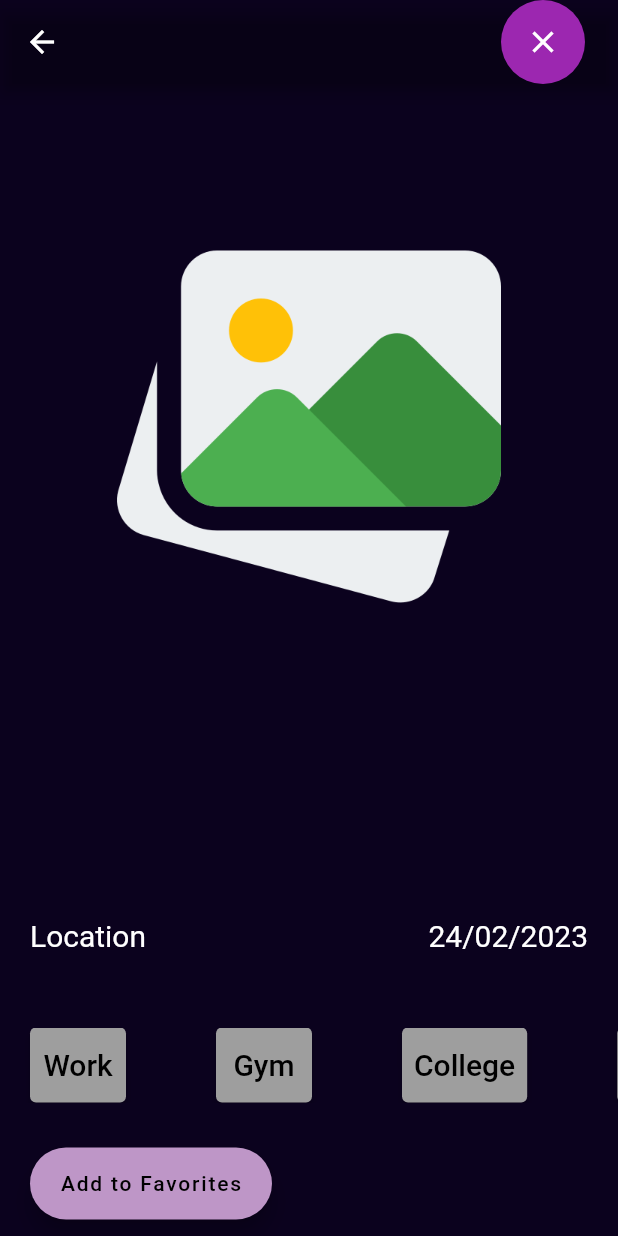
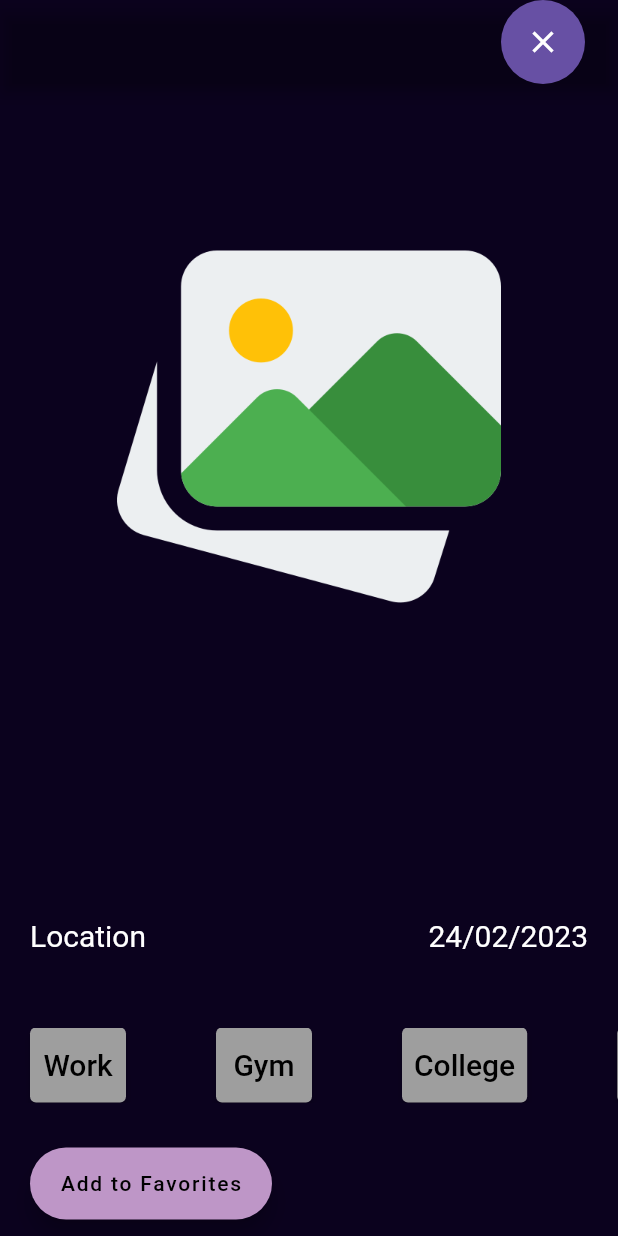
Before and after one commit to ntua-el19160/be_fashionable_app, a Flutter app: the DayDetails screen opened directly with empty values, on a phone screen of 412 x 824 dp. Run offline on Flutter 3.47's test engine with Material 2 defaults, Android fonts, the phone set to English and light mode, and no system bars; our stand-ins replace camera, geolocator; missing offline and left inert: paged_vertical_calendar.

Commit message:
Changed colors, removed buttons and fixed _goToPhoto

```diff
--- a/lib/daydetails.dart
+++ b/lib/daydetails.dart
@@ -1,9 +1,9 @@
 //import 'dart:html';
 
 import 'package:flutter/material.dart';
-import 'package:paged_vertical_calendar/paged_vertical_calendar.dart';
-import 'main.dart';
-import 'photo.dart';
+// import 'package:paged_vertical_calendar/paged_vertical_calendar.dart';
+// import 'main.dart';
+// import 'photo.dart';
 import 'package:intl/intl.dart';
 import 'calendar.dart';
 
@@ -40,7 +40,7 @@ class _DayDetailsState extends State<DayDetails> {
                   padding: const EdgeInsets.fromLTRB(0, 10.0, 20.0, 0),
                   child: CircleAvatar(
                     radius: 30.0,
-                    backgroundColor: Colors.purple,
+                    backgroundColor: const Color.fromARGB(0xFF, 0x67, 0x50, 0xA4),
                     child: IconButton(
                         onPressed: () {_removeOverlay();},
                         icon: const Icon(Icons.close),
@@ -143,20 +143,25 @@ class _DayDetailsState extends State<DayDetails> {
 
     return Scaffold(
       backgroundColor: color,
-      appBar: AppBar(backgroundColor: Colors.transparent,
+      appBar: AppBar(
+        backgroundColor: Colors.transparent,
+        automaticallyImplyLeading: false,
         actions: <Widget>[
           Padding(
             padding: const EdgeInsets.only(right: 20.0),
             child: CircleAvatar(
               radius: 30.0,
-                    backgroundColor: Colors.purple,
+              backgroundColor: const Color.fromARGB(0xFF, 0x67, 0x50, 0xA4),
               child: IconButton(
                 onPressed: _goToCalendar,
                 icon: const Icon(Icons.close),
                 color: Colors.white,
                 tooltip: 'Exit',
-                    ))),
-          ]),
+              )
+            )
+          ),
+        ]
+      ),
       body: SingleChildScrollView(
         child: Column(
           children: <Widget>[
@@ -343,7 +348,7 @@ class _DayDetailsState extends State<DayDetails> {
                 alignment: Alignment.topRight,
                 child: FloatingActionButton(
                   onPressed: _showOverlay,
-                  backgroundColor: Colors.purple,
+                  backgroundColor: const Color.fromARGB(0xFF, 0x67, 0x50, 0xA4),
                   tooltip: 'Share',
                   child: const Icon(Icons.share),
                 ),
--- a/lib/photo.dart
+++ b/lib/photo.dart
@@ -1,4 +1,4 @@
-import 'dart:ui';
+// import 'dart:ui';
 
 import 'package:flutter/material.dart';
 import 'camera.dart';
@@ -78,7 +78,7 @@ class _PhotoWidgetState extends State<PhotoWidget> {
                 padding: const EdgeInsets.only(right: 20.0),
                 child: CircleAvatar(
                     radius: 30.0,
-                    backgroundColor: Colors.purple,
+                    backgroundColor: const Color.fromARGB(0xFF, 0x67, 0x50, 0xA4),
                     child: IconButton(
                       onPressed: _goToMain,
                       icon: const Icon(Icons.close),
```
Also changed, not shown: lib/calendar.dart (+15 -4 lines), lib/camera.dart (+5 -5 lines), lib/main.dart (+23 -21 lines), lib/profile.dart (+18 -8 lines). Lines whose indentation alone changed are shown as unchanged.
